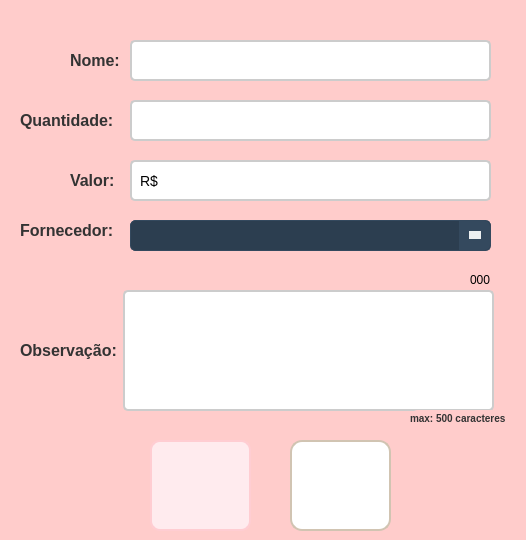
First picture: the form in frm_DadosProdutos.ui, repository ArielAraujo18/ErpSistema, before the edit.
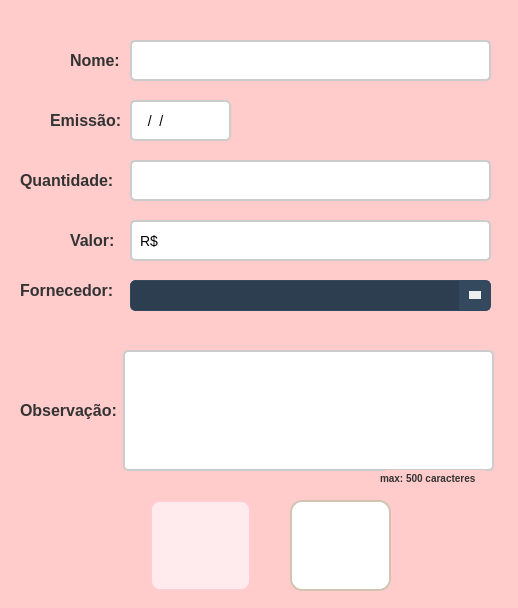
Second picture: the form after the edit. Icons and pictures are not drawn.

Patch:
```diff
--- a/frm_DadosProdutos.ui
+++ b/frm_DadosProdutos.ui
@@ -6,8 +6,8 @@
    <rect>
     <x>0</x>
     <y>0</y>
-    <width>526</width>
-    <height>540</height>
+    <width>518</width>
+    <height>608</height>
    </rect>
   </property>
   <property name="windowTitle">
@@ -72,7 +72,7 @@
    <property name="geometry">
     <rect>
      <x>20</x>
-     <y>110</y>
+     <y>170</y>
      <width>101</width>
      <height>20</height>
     </rect>
@@ -94,7 +94,7 @@
    <property name="geometry">
     <rect>
      <x>70</x>
-     <y>170</y>
+     <y>230</y>
      <width>51</width>
      <height>20</height>
     </rect>
@@ -116,7 +116,7 @@
    <property name="geometry">
     <rect>
      <x>150</x>
-     <y>440</y>
+     <y>500</y>
      <width>101</width>
      <height>91</height>
     </rect>
@@ -161,7 +161,7 @@
    <property name="geometry">
     <rect>
      <x>130</x>
-     <y>100</y>
+     <y>160</y>
      <width>361</width>
      <height>41</height>
     </rect>
@@ -194,7 +194,7 @@
    <property name="geometry">
     <rect>
      <x>130</x>
-     <y>160</y>
+     <y>220</y>
      <width>361</width>
      <height>41</height>
     </rect>
@@ -224,7 +224,7 @@
    <property name="geometry">
     <rect>
      <x>20</x>
-     <y>220</y>
+     <y>280</y>
      <width>101</width>
      <height>20</height>
     </rect>
@@ -246,7 +246,7 @@
    <property name="geometry">
     <rect>
      <x>20</x>
-     <y>340</y>
+     <y>400</y>
      <width>101</width>
      <height>20</height>
     </rect>
@@ -268,7 +268,7 @@
    <property name="geometry">
     <rect>
      <x>290</x>
-     <y>440</y>
+     <y>500</y>
      <width>101</width>
      <height>91</height>
     </rect>
@@ -308,7 +308,7 @@
    <property name="geometry">
     <rect>
      <x>130</x>
-     <y>220</y>
+     <y>280</y>
      <width>361</width>
      <height>31</height>
     </rect>
@@ -427,7 +427,7 @@
    <property name="geometry">
     <rect>
      <x>123</x>
-     <y>290</y>
+     <y>350</y>
      <width>371</width>
      <height>121</height>
     </rect>
@@ -454,8 +454,8 @@
   <widget class="QLabel" name="lbl_maxCarac">
    <property name="geometry">
     <rect>
-     <x>410</x>
-     <y>410</y>
+     <x>380</x>
+     <y>470</y>
      <width>111</width>
      <height>16</height>
     </rect>
@@ -473,17 +473,59 @@
     <string>max: 500 caracteres</string>
    </property>
   </widget>
-  <widget class="QLabel" name="lbl_contador">
+  <widget class="QLineEdit" name="txt_nome_2">
    <property name="geometry">
     <rect>
-     <x>470</x>
-     <y>270</y>
-     <width>21</width>
-     <height>20</height>
+     <x>130</x>
+     <y>100</y>
+     <width>101</width>
+     <height>41</height>
     </rect>
    </property>
+   <property name="styleSheet">
+    <string notr="true">QLineEdit {
+    border: 2px solid #cccccc; 
+    border-radius: 5px; 
+    padding: 6px; 
+    font-size: 14px; 
+    background-color: #ffffff;
+    transition: all 0.3s ease;
+	color: #000000;
+}
+
+QLineEdit:hover {
+    border: 2px solid #3f51b5; 
+    background-color: #f5f5f5; 
+}
+</string>
+   </property>
+   <property name="inputMask">
+    <string>00/00/0000</string>
+   </property>
    <property name="text">
-    <string>000</string>
+    <string>//</string>
+   </property>
+  </widget>
+  <widget class="QLabel" name="lbl_nome_2">
+   <property name="geometry">
+    <rect>
+     <x>50</x>
+     <y>110</y>
+     <width>71</width>
+     <height>21</height>
+    </rect>
+   </property>
+   <property name="styleSheet">
+    <string notr="true">QLabel {
+    font-size: 16px;
+    color: #333333;
+    font-weight: bold;
+    text-shadow: 1px 1px 2px rgba(0, 0, 0, 0.4);
+}
+</string>
+   </property>
+   <property name="text">
+    <string>Emissão:</string>
    </property>
   </widget>
  </widget>
```
